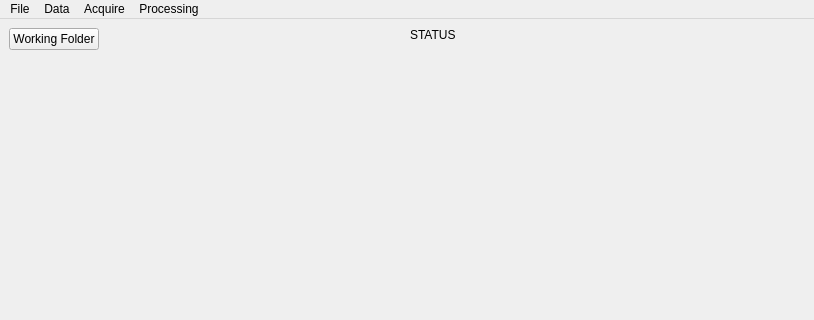
Old version of the form pysilcam/silcamgui/SilCam.ui in the repository SINTEF/PySilCam; both pictures show x 0 to 814 and y 0 to 320 of the 814 by 703 pixel window.
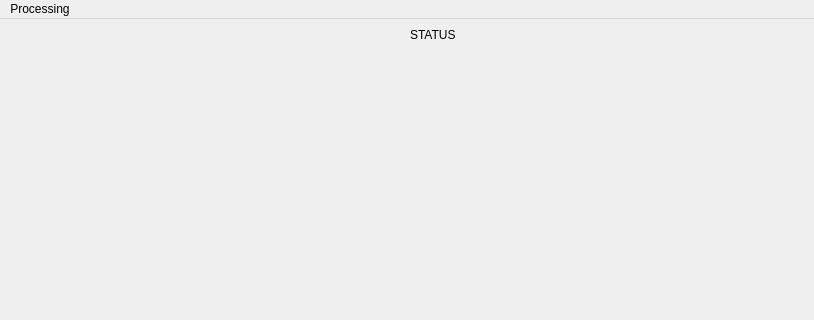
New version of the form.

```diff
--- a/pysilcam/silcamgui/SilCam.ui
+++ b/pysilcam/silcamgui/SilCam.ui
@@ -24,13 +24,6 @@
   </property>
   <widget class="QWidget" name="centralwidget">
    <layout class="QGridLayout" name="gridLayout">
-    <item row="0" column="0" alignment="Qt::AlignLeft">
-     <widget class="QPushButton" name="pb_ChangeDirectory">
-      <property name="text">
-       <string>Working Folder</string>
-      </property>
-     </widget>
-    </item>
     <item row="0" column="1" alignment="Qt::AlignTop">
      <widget class="QLabel" name="statusBar">
       <property name="text">
@@ -56,37 +49,9 @@
      <x>0</x>
      <y>0</y>
      <width>814</width>
-     <height>22</height>
+     <height>27</height>
     </rect>
    </property>
-   <widget class="QMenu" name="menuTest">
-    <property name="title">
-     <string>File</string>
-    </property>
-    <addaction name="actionSave_Figure"/>
-    <addaction name="actionExit"/>
-   </widget>
-   <widget class="QMenu" name="menuData">
-    <property name="title">
-     <string>Data</string>
-    </property>
-    <widget class="QMenu" name="menuProcessed">
-     <property name="title">
-      <string>Processed</string>
-     </property>
-     <addaction name="actionLoadProcessed"/>
-     <addaction name="actionVD_Time_series"/>
-     <addaction name="actionExport_Time_series"/>
-    </widget>
-    <addaction name="actionRaw"/>
-    <addaction name="menuProcessed"/>
-   </widget>
-   <widget class="QMenu" name="menuAcquire">
-    <property name="title">
-     <string>Acquire</string>
-    </property>
-    <addaction name="actionController"/>
-   </widget>
    <widget class="QMenu" name="menuProcessing">
     <property name="enabled">
      <bool>true</bool>
@@ -97,9 +62,6 @@
     <addaction name="actionSilc_viewer"/>
     <addaction name="actionServer"/>
    </widget>
-   <addaction name="menuTest"/>
-   <addaction name="menuData"/>
-   <addaction name="menuAcquire"/>
    <addaction name="menuProcessing"/>
   </widget>
   <action name="actionOpen">
```
Left out of the diff: 1 changed line with no effect on the pictures.
